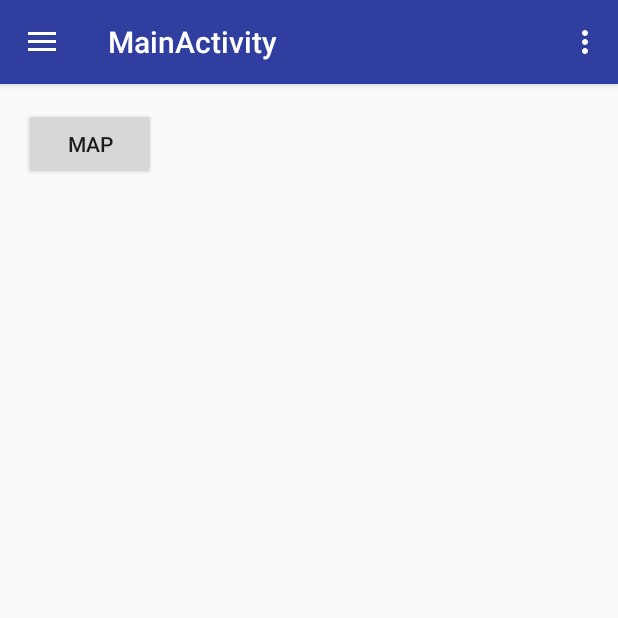
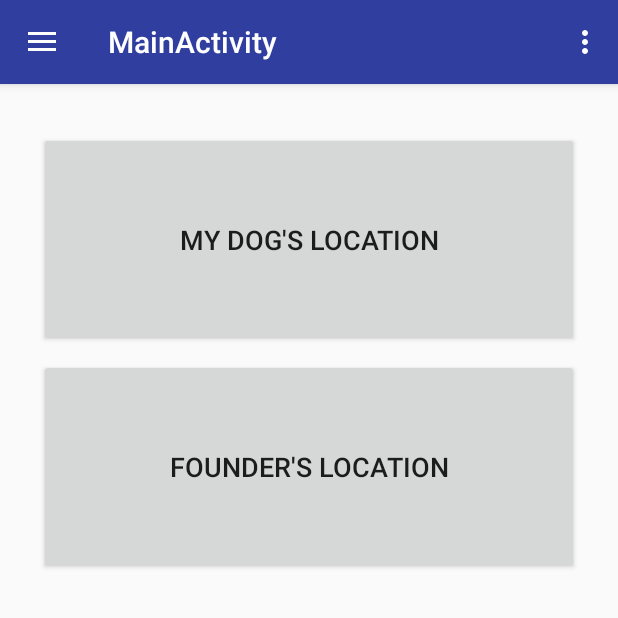
Before and after one commit to s56011216/DogFinder-App, an Android app: the fragment MapFragment placed in its activity, on a phone screen of 412 x 824 dp, the top half of it. Run offline under Robolectric (Android 15) with nearby library versions, the phone set to English and light mode, and no system bars; 3 statements that could not run were skipped.

```diff
--- a/app/src/main/res/layout/layout_lost.xml
+++ b/app/src/main/res/layout/layout_lost.xml
@@ -32,9 +32,7 @@
             app:layout_constraintTop_toTopOf="parent"
             app:layout_constraintBottom_toBottomOf="parent"
             android:layout_marginBottom="16dp"
-            android:layout_marginStart="16dp"
             app:layout_constraintLeft_toLeftOf="parent"
-            android:layout_marginLeft="16dp"
             android:layout_marginEnd="16dp"
             app:layout_constraintRight_toRightOf="parent"
             android:layout_marginRight="16dp"
--- a/app/src/main/res/layout/layout_map.xml
+++ b/app/src/main/res/layout/layout_map.xml
@@ -7,7 +7,6 @@
     <android.support.constraint.ConstraintLayout
         android:layout_width="match_parent"
         android:layout_height="match_parent"
-        android:layout_below="@+id/textView3"
         android:layout_centerHorizontal="true">
 
         <TextView
@@ -15,16 +14,41 @@
             android:layout_height="wrap_content"
             android:layout_alignParentTop="true"
             android:layout_centerHorizontal="true"
-            android:id="@+id/textView3" />
+            android:id="@+id/textView3"
+            tools:layout_editor_absoluteY="0dp"
+            tools:layout_editor_absoluteX="0dp" />
 
         <Button
-            android:text="Map"
-            android:layout_width="wrap_content"
-            android:layout_height="wrap_content"
-            tools:layout_editor_absoluteY="261dp"
-            tools:layout_editor_absoluteX="103dp"
+            android:text="My Dog's location"
+            android:layout_width="360dp"
+            android:layout_height="143dp"
             android:id="@+id/button2"
-            android:onClick="GotoMapClicked" />
+            android:onClick="GotoMapClicked"
+            android:textSize="18sp"
+            android:layout_marginTop="16dp"
+            app:layout_constraintTop_toTopOf="parent"
+            android:layout_marginStart="16dp"
+            app:layout_constraintLeft_toLeftOf="parent"
+            android:layout_marginLeft="16dp"
+            android:layout_marginEnd="16dp"
+            app:layout_constraintRight_toRightOf="parent"
+            android:layout_marginRight="16dp" />
+
+        <Button
+            android:text="Founder's location"
+            android:layout_width="360dp"
+            android:layout_height="143dp"
+            android:id="@+id/button3"
+            android:onClick="GotoMapClicked"
+            android:textSize="18sp"
+            android:layout_marginTop="8dp"
+            app:layout_constraintTop_toBottomOf="@+id/button2"
+            android:layout_marginEnd="16dp"
+            app:layout_constraintRight_toRightOf="parent"
+            android:layout_marginRight="16dp"
+            android:layout_marginStart="16dp"
+            app:layout_constraintLeft_toLeftOf="parent"
+            android:layout_marginLeft="16dp" />
     </android.support.constraint.ConstraintLayout>
 
 </RelativeLayout>
--- a/app/src/main/res/layout/list_item_find.xml
+++ b/app/src/main/res/layout/list_item_find.xml
@@ -28,7 +28,7 @@
     <ImageView
         android:layout_width="wrap_content"
         android:layout_height="wrap_content"
-        app:srcCompat="@drawable/alert24p"
+        app:srcCompat="@drawable/alertoff"
         android:layout_alignTop="@+id/imgDogFind"
         android:layout_alignParentRight="true"
         android:layout_alignParentEnd="true"
--- a/app/src/main/res/layout/list_item_lost.xml
+++ b/app/src/main/res/layout/list_item_lost.xml
@@ -20,10 +20,7 @@
             android:layout_alignParentTop="true"
             android:src="@drawable/crop_square_36"
             app:layout_constraintLeft_toLeftOf="parent"
-            android:layout_marginTop="16dp"
-            app:layout_constraintTop_toTopOf="parent"
-            android:layout_marginStart="16dp"
-            android:layout_marginLeft="16dp" />
+            app:layout_constraintTop_toTopOf="parent" />
 
         <TextView
             android:id="@+id/nameFB"
```
Also changed, not shown: app/src/main/res/drawable/alertoff.png (added), app/src/main/res/drawable/alerton.png (added).
